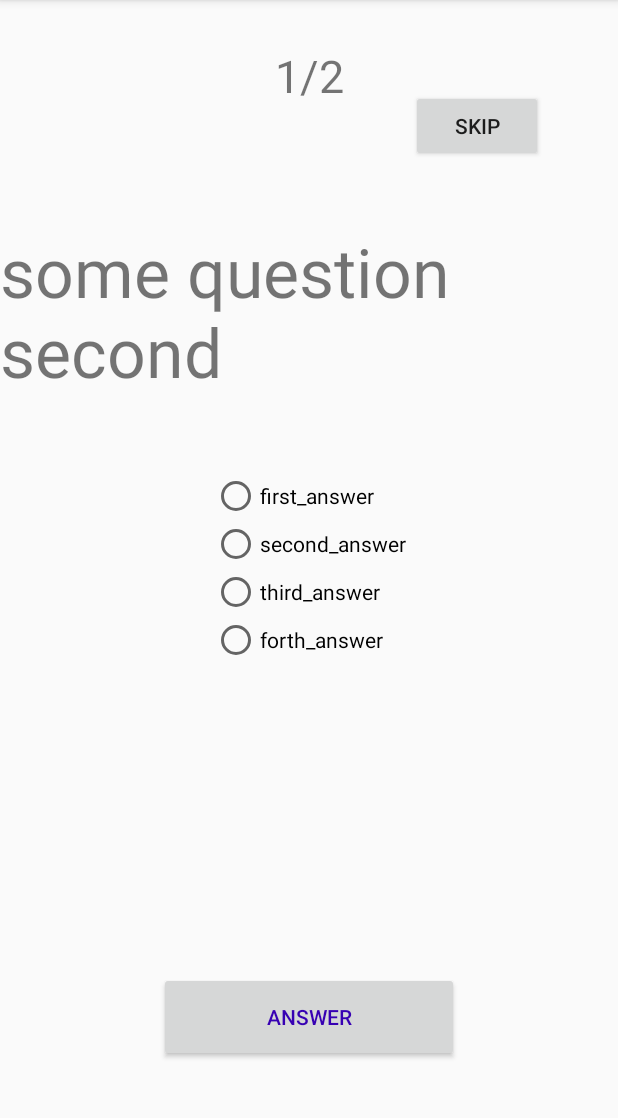
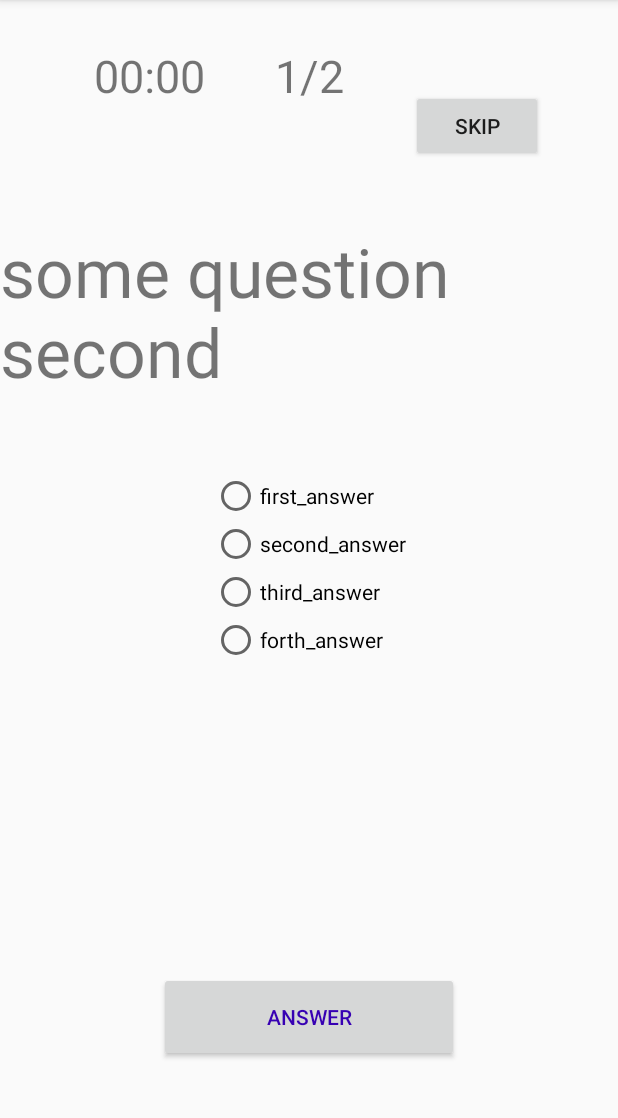
Before and after one commit to CODER591/ExamApplication, an Android app: the ExamActivity screen opened directly, with no data from a screen before it, after a tap on "START", on a phone screen of 412 x 824 dp, the part 84-1202 px from its top. Run offline under Robolectric (Android 15) with nearby library versions, the phone set to English and light mode, and no system bars; 1 statement that could not run was skipped.

```diff
--- a/app/src/main/java/com/example/testsapplication/ExamActivity.java
+++ b/app/src/main/java/com/example/testsapplication/ExamActivity.java
@@ -17,9 +17,6 @@ public class ExamActivity extends AppCompatActivity {
 
         Bundle bundle = getIntent().getExtras();
         TestManager.getInstance().createExamFor(bundle.getInt("AdapterPosition"));
-        Chronometer tmp_chronometer =new Chronometer(this);
-
-        TestManager.getInstance().getCurrentExam().setChronometer(tmp_chronometer);
 
         Fragment startTestPageFragment = new StartExamPageFragment();
         FragmentTransaction transaction = getSupportFragmentManager().beginTransaction();
--- a/app/src/main/java/com/example/testsapplication/QuestionFragment.java
+++ b/app/src/main/java/com/example/testsapplication/QuestionFragment.java
@@ -5,6 +5,8 @@ import android.os.Bundle;
 
 import androidx.annotation.Nullable;
 import androidx.annotation.RequiresApi;
+import androidx.constraintlayout.widget.ConstraintLayout;
+import androidx.constraintlayout.widget.ConstraintSet;
 import androidx.fragment.app.Fragment;
 import androidx.fragment.app.FragmentTransaction;
 
@@ -50,7 +52,6 @@ public class QuestionFragment extends Fragment {
         View returnView = inflater.inflate(R.layout.fragment_question, container, false);
         answer_button = returnView.findViewById(R.id.answer_button);
         skip_button = returnView.findViewById(R.id.skip_button);
-        Chronometer chronometer_view = TestManager.getInstance().getCurrentExam().getChronometer();
 
         TextView tv_question_body = returnView.findViewById(R.id.question_body);
         TextView tv_question_number = returnView.findViewById(R.id.question_number);
--- a/app/src/main/java/com/example/testsapplication/model/ExamController.java
+++ b/app/src/main/java/com/example/testsapplication/model/ExamController.java
@@ -1,5 +1,6 @@
 package com.example.testsapplication.model;
 
+import android.os.CountDownTimer;
 import android.widget.Chronometer;
 
 import java.util.ArrayList;
@@ -18,7 +19,7 @@ public class ExamController {
         private int mCorrectAnswers;
         private int mSkippedQuestions;
         private List <Integer> mQnA; //this list contains id of provided answer
-        Chronometer mChronometer;
+        private CountDownTimer mCountDownTimer;
         public ExamController() {
 
         }
@@ -54,12 +55,11 @@ public class ExamController {
         }
 
         public void startExam() {
-                mChronometer.start();
+
                 //set up timer
         }
         public void endExam() {
                 //stop timer
-                mChronometer.stop();
         }
         //answer index is number of answer on plate (number of checkbox)
         public void answerQuestion(int ans_id) {
@@ -80,12 +80,6 @@ public class ExamController {
         }
         public int getIncorrectAnswers() {
                 return mExamQuestionsCount-mCorrectAnswers-mSkippedQuestions;
-        }
-        public Chronometer getChronometer() {
-                return mChronometer;
-        }
-        public void setChronometer(Chronometer chr) {
-                mChronometer =chr;
         }
         private void importRandomQuestions(List<Question>imported_qs) {
                 List<Question> tmp_list= new ArrayList<>(imported_qs);
--- a/app/src/main/res/layout/fragment_question.xml
+++ b/app/src/main/res/layout/fragment_question.xml
@@ -5,7 +5,20 @@
     android:layout_height="match_parent"
     xmlns:app="http://schemas.android.com/apk/res-auto"
     tools:context=".QuestionFragment"
+    android:id="@+id/question_fragment"
     >
+    <TextView
+        android:id="@+id/time_shower"
+        android:layout_width="wrap_content"
+        android:layout_height="wrap_content"
+        android:text="00:00"
+        android:textSize="30dp"
+        android:layout_marginTop="30dp"
+        android:layout_marginRight="30dp"
+        app:layout_constraintTop_toTopOf="parent"
+        app:layout_constraintStart_toStartOf="parent"
+        app:layout_constraintEnd_toEndOf="@id/question_number"
+        />
     <TextView
         android:id="@+id/question_number"
         android:layout_width="wrap_content"
```
